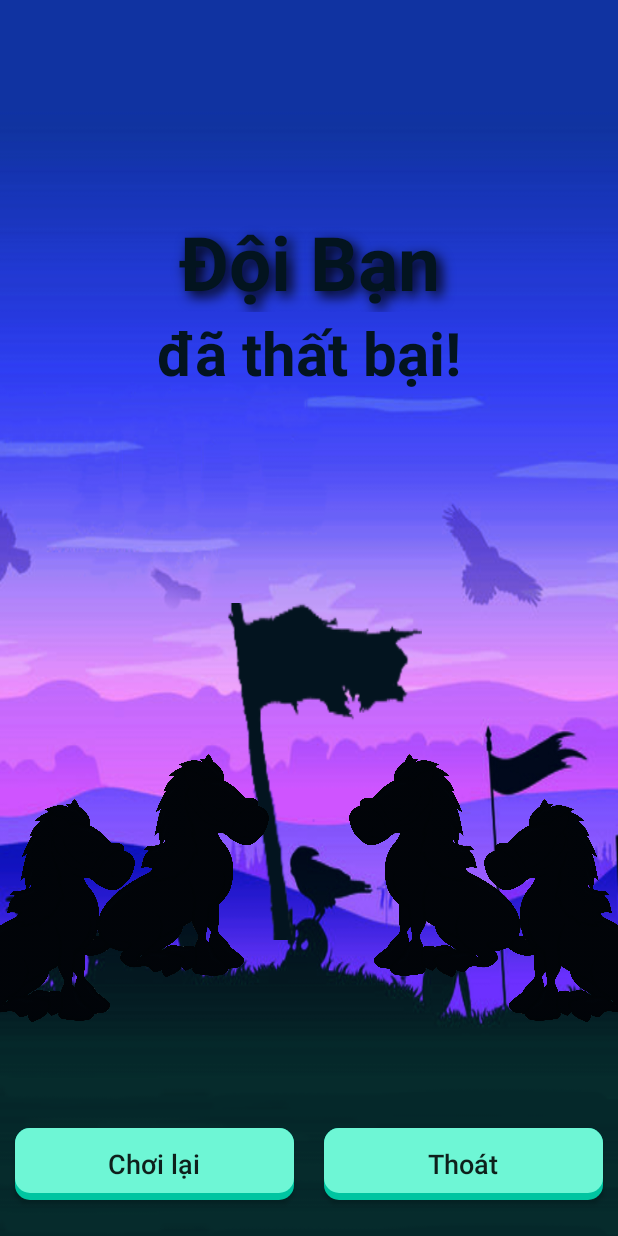
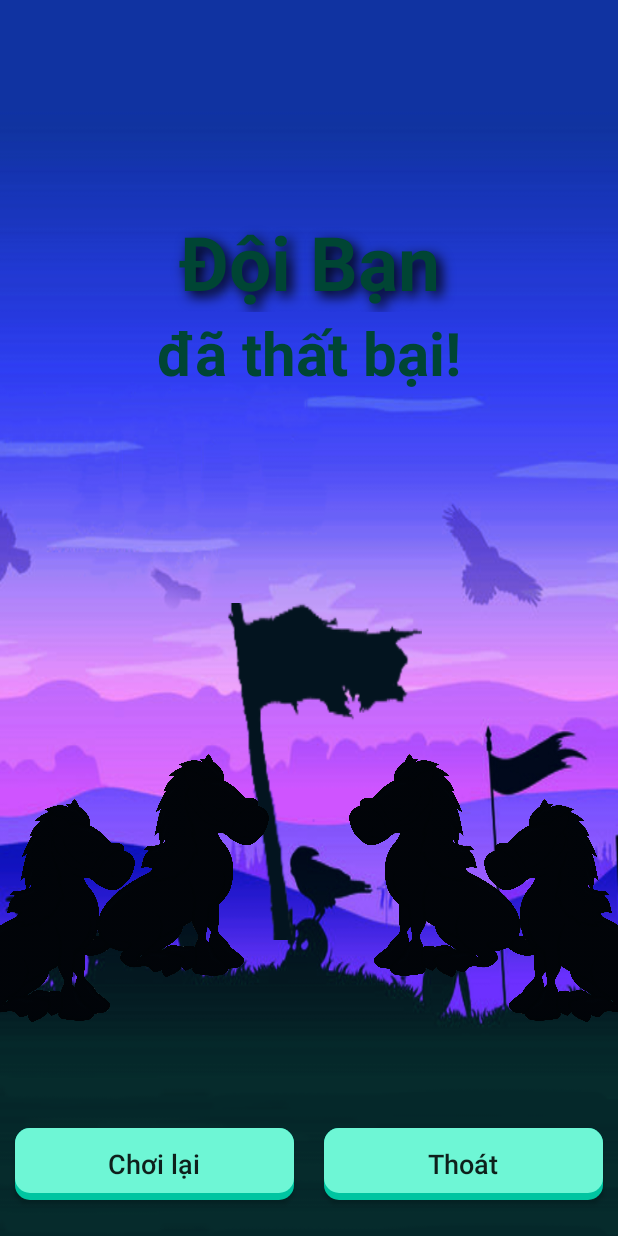
Before and after one commit to AndroidN21/Android-SeaHorses, an Android app: the LoseGameActivity screen opened directly, with no data from a screen before it, on a phone screen of 412 x 824 dp. Run offline under Robolectric (Android 15) with nearby library versions, the phone set to English and light mode, and no system bars; Roboto replaces fonts that are not available here.

Commit message:
update mp3-sound-file

```diff
--- a/SourceCode/app/src/main/java/hcmus/nhom21/parcheesigame/LoseGameActivity.java
+++ b/SourceCode/app/src/main/java/hcmus/nhom21/parcheesigame/LoseGameActivity.java
@@ -12,13 +12,6 @@ import android.widget.ImageView;
 import androidx.annotation.Nullable;
 
 public class LoseGameActivity extends Activity {
-    private AnimationDrawable flagAnim0;
-    private AnimationDrawable flagAnim1;
-    private AnimationDrawable flagAnim2;
-    private ImageView imgFlagAnim0;
-    private ImageView imgFlagAnim1;
-    private ImageView imgFlagAnim2;
-
     private Button btnExit;
     private Button btnPlayAgain;
 
@@ -27,10 +20,6 @@ public class LoseGameActivity extends Activity {
     protected void onCreate(@Nullable Bundle savedInstanceState) {
         super.onCreate(savedInstanceState);
         setContentView(R.layout.activity_lossinggame);
-
-        //imgFlagAnim0 = (ImageView) findViewById(R.id.imgFlagAnim0);
-        //imgFlagAnim1 = (ImageView) findViewById(R.id.imgFlagAnim1);
-        //imgFlagAnim2 = (ImageView) findViewById(R.id.imgFlagAnim2);
 
         btnExit = (Button) findViewById(R.id.btnExit);
         btnPlayAgain = (Button) findViewById(R.id.btnPlayAgain);
@@ -53,15 +42,7 @@ public class LoseGameActivity extends Activity {
 
 //        }
 
-        //Hiệu ứng cờ bay
-        //imgFlagAnim0.setBackgroundResource(R.drawable.animation_Flag_type0);
-        //FlagAnim0 = (AnimationDrawable) imgFlagAnim0.getBackground();
 
-        //imgFlagAnim1.setBackgroundResource(R.drawable.animation_Flag_type0);
-        //FlagAnim1 = (AnimationDrawable) imgFlagAnim1.getBackground();
-
-        //imgFlagAnim2.setBackgroundResource(R.drawable.animation_Flag_type0);
-        //FlagAnim2 = (AnimationDrawable) imgFlagAnim2.getBackground();
 
         btnExit.setOnClickListener(new View.OnClickListener() {
             @Override
@@ -81,9 +62,6 @@ public class LoseGameActivity extends Activity {
     @Override
     protected void onStart() {
         super.onStart();
-        //FlagAnim0.start();
-        //FlagAnim1.start();
-        //FlagAnim2.start();
     }
 
 
--- a/SourceCode/app/src/main/java/hcmus/nhom21/parcheesigame/SettingMenuActivity.java
+++ b/SourceCode/app/src/main/java/hcmus/nhom21/parcheesigame/SettingMenuActivity.java
@@ -27,8 +27,8 @@ public class SettingMenuActivity extends Activity {
 
         volumeBar = findViewById(R.id.volumeBar);
         sfxBar = findViewById(R.id.sfxBar);
-        btnVibrate = (CheckBox) findViewById(R.id.btnVibrate);
-        btnExit = (Button) findViewById(R.id.btn_exit);
+        btnVibrate = findViewById(R.id.btnVibrate);
+        btnExit = findViewById(R.id.btn_exit);
 
         imgVolumeUp =  findViewById(R.id.imgVolumeUp);
         imgVolumeDown =  findViewById(R.id.imgVolumeDown);
--- a/SourceCode/app/src/main/res/layout/activity_lossinggame.xml
+++ b/SourceCode/app/src/main/res/layout/activity_lossinggame.xml
@@ -36,7 +36,7 @@
                 android:shadowDy="5"
                 android:shadowRadius="10"
                 android:text="Đội Bạn"
-                android:textColor="#03141f"
+                android:textColor="@color/colorBtn2_Down_Shadow"
                 android:textSize="50sp"
                 android:textStyle="bold"
                 android:layout_marginTop="100dp"
@@ -51,7 +51,7 @@
                 android:layout_marginBottom="140dp"
                 android:gravity="bottom|center|center_horizontal"
                 android:text="đã thất bại!"
-                android:textColor="#03141f"
+                android:textColor="@color/colorBtn2_Down_Shadow"
                 android:textSize="40sp"
                 android:textStyle="bold"
                 app:layout_constraintBottom_toBottomOf="parent"
```
Also changed, not shown: 9 other files.
